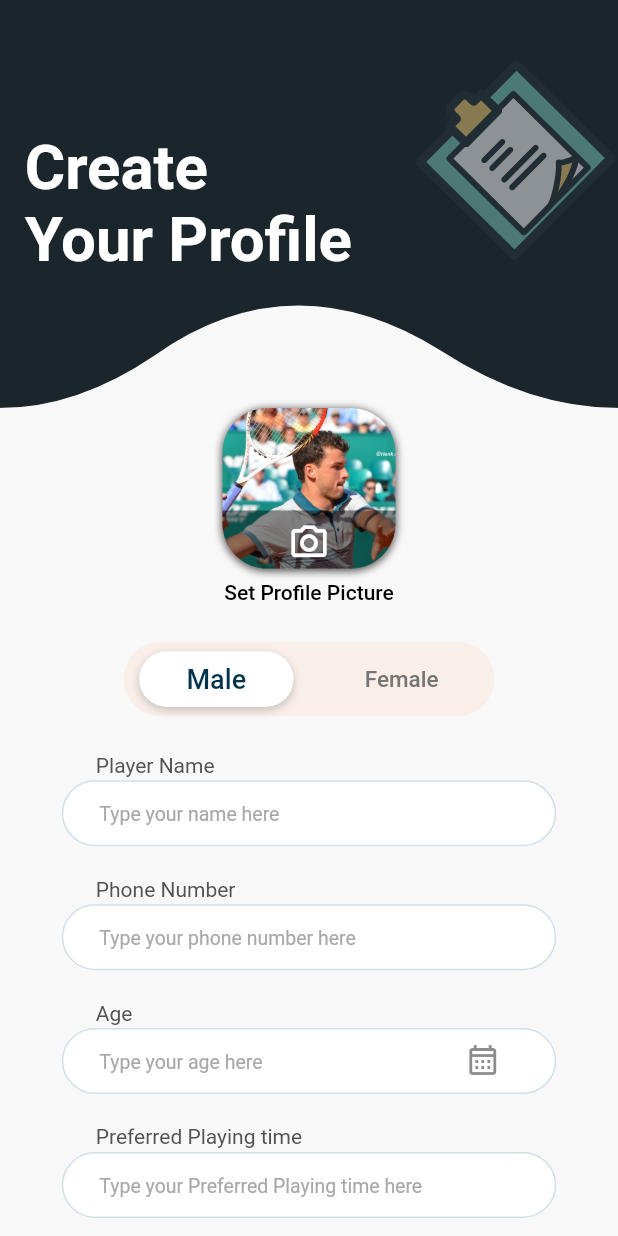
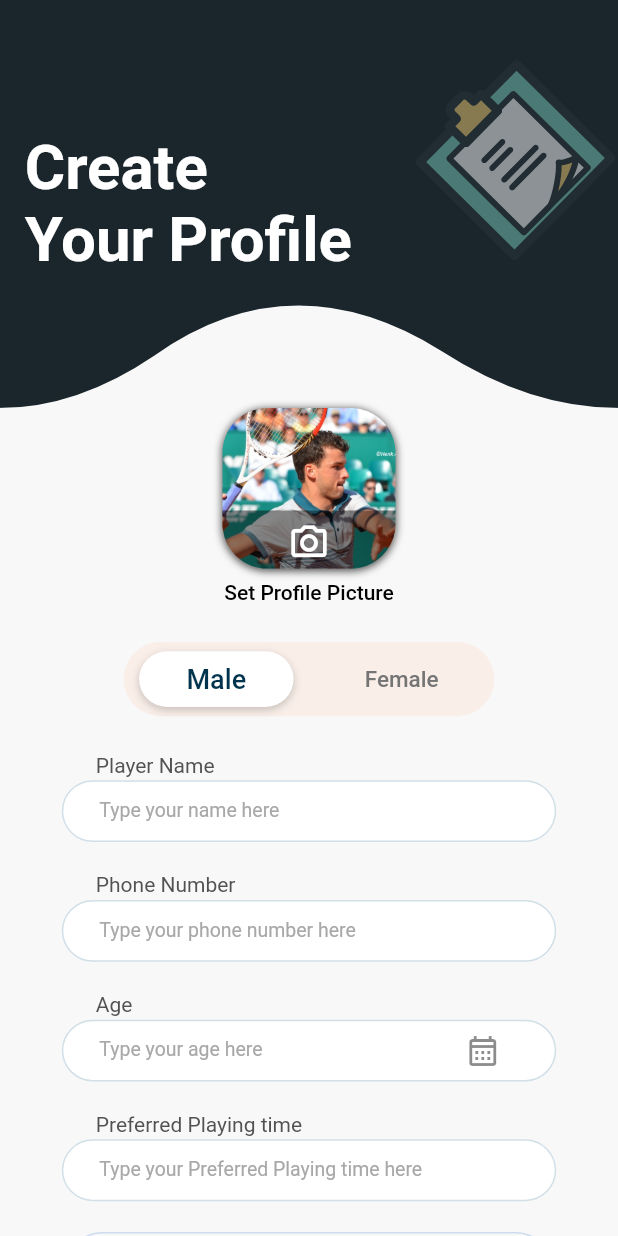
Before and after one commit to El-Sayed-Mustafa/Tennis-App, a Flutter app: the screen it shows after launch, on a phone screen of 412 x 824 dp. Run offline on Flutter 3.47's test engine with Material 2 defaults, Android fonts, the phone set to English and light mode, and no system bars; our stand-ins replace bloc, carousel_slider, firebase_auth, firebase_core, flutter_bloc, flutter_svg and 5 more; accounts and stored records are empty; Roboto replaces fonts that are missing (Poppins).

Commit message:
make it more responsive

```diff
--- a/lib/Featured/create_profile/widgets/input_date.dart
+++ b/lib/Featured/create_profile/widgets/input_date.dart
@@ -13,6 +13,7 @@ class InputDateField extends StatelessWidget {
   @override
   Widget build(BuildContext context) {
     final screenWidth = MediaQuery.of(context).size.width;
+    final screenHeight = MediaQuery.of(context).size.height;
 
     return Padding(
       padding: EdgeInsets.symmetric(horizontal: screenWidth * .1),
@@ -33,7 +34,7 @@ class InputDateField extends StatelessWidget {
           ),
           Container(
             width: screenWidth * .8,
-            height: 44,
+            height: screenHeight * .05,
             decoration: ShapeDecoration(
               color: Colors.white,
               shape: RoundedRectangleBorder(
--- a/lib/Featured/create_profile/widgets/input_time.dart
+++ b/lib/Featured/create_profile/widgets/input_time.dart
@@ -17,6 +17,7 @@ class InputTimeField extends StatelessWidget {
   Widget build(BuildContext context) {
     final screenWidth = MediaQuery.of(context).size.width;
     final timeCubit = context.watch<TimeCubit>();
+    final screenHeight = MediaQuery.of(context).size.height;
 
     return Padding(
       padding: EdgeInsets.symmetric(horizontal: screenWidth * .1),
@@ -37,7 +38,7 @@ class InputTimeField extends StatelessWidget {
           ),
           Container(
             width: screenWidth * .8,
-            height: 44,
+            height: screenHeight * .05,
             decoration: ShapeDecoration(
               color: Colors.white,
               shape: RoundedRectangleBorder(
--- a/lib/core/utils/widgets/text_field.dart
+++ b/lib/core/utils/widgets/text_field.dart
@@ -13,6 +13,7 @@ class InputTextWithHint extends StatelessWidget {
   @override
   Widget build(BuildContext context) {
     final screenWidth = MediaQuery.of(context).size.width;
+    final screenHeight = MediaQuery.of(context).size.height;
 
     return Padding(
       padding: EdgeInsets.symmetric(horizontal: screenWidth * .1),
@@ -33,7 +34,7 @@ class InputTextWithHint extends StatelessWidget {
           ),
           Container(
             width: screenWidth * .8,
-            height: 44,
+            height: screenHeight * .05,
             decoration: ShapeDecoration(
               color: Colors.white,
               shape: RoundedRectangleBorder(
```
